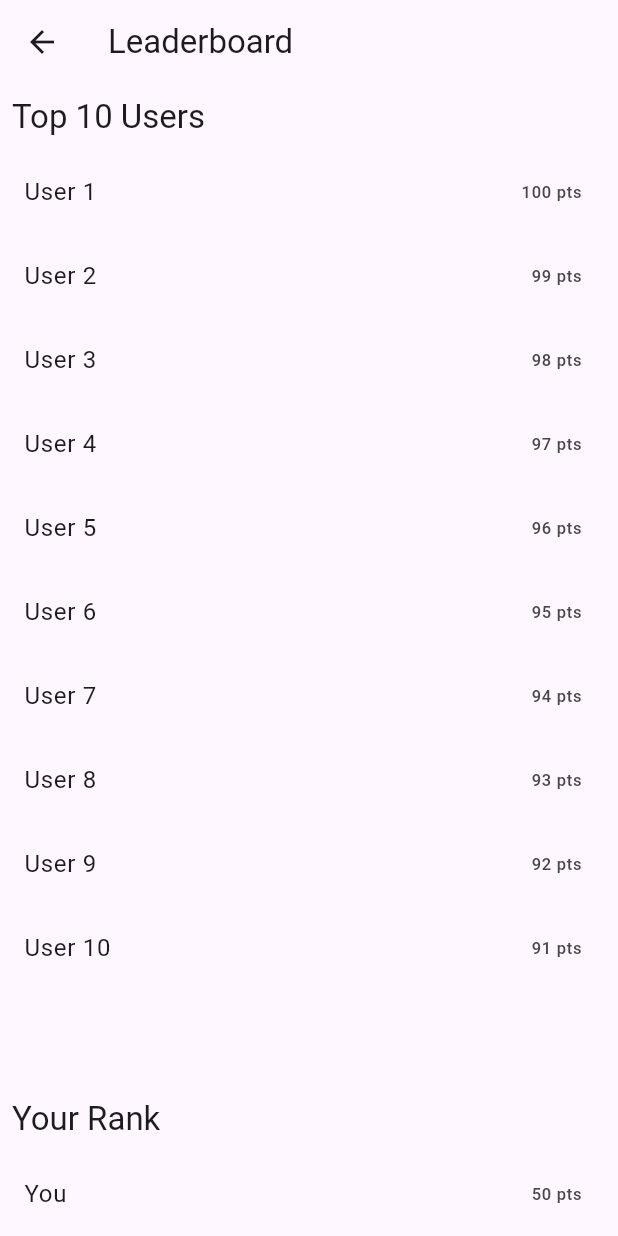
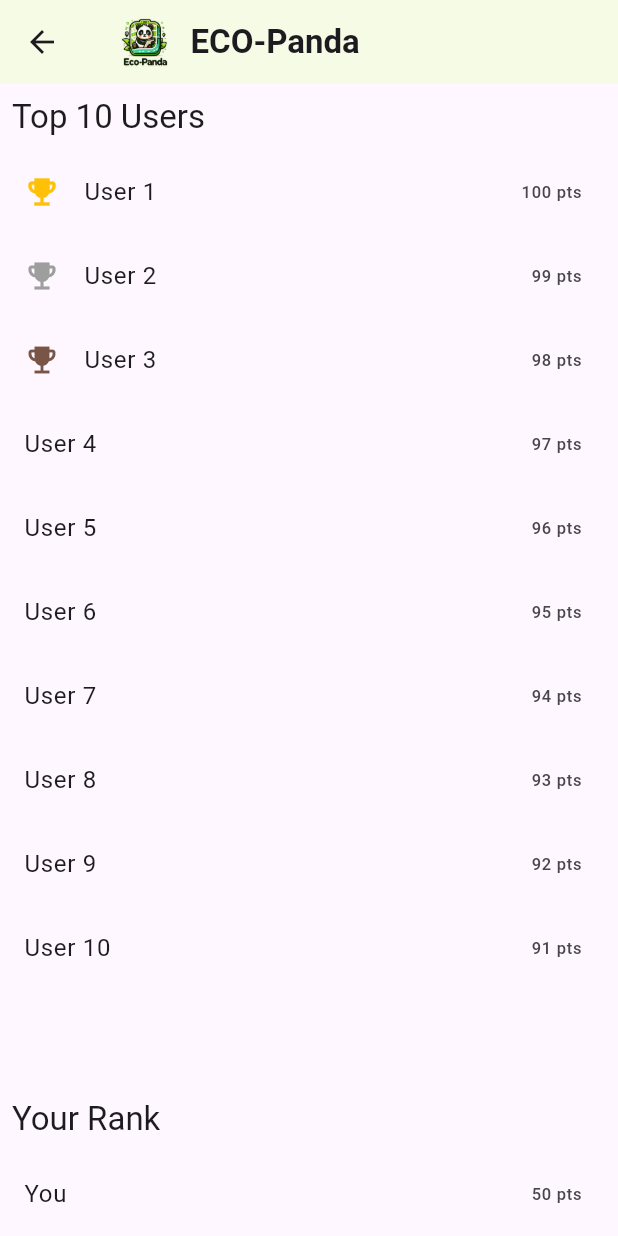
Before and after one commit to ThePandaGroup/Eco-Panda, a Flutter app: the screen it shows after launch, after a tap on "See All Leaderboards", on a phone screen of 412 x 824 dp. Run offline on Flutter 3.47's test engine with Material 3 defaults, Android fonts, the phone set to English and light mode, and no system bars; our stand-ins replace geolocator, google_maps_flutter.

Commit message:
fixed homepage leaderboards, and the leaderboards page

```diff
--- a/eco_panda/lib/ehomepage.dart
+++ b/eco_panda/lib/ehomepage.dart
@@ -124,7 +124,7 @@ class _EPandaHomepageState extends State<EPandaHomepage> {
                                   padding: EdgeInsets.symmetric(horizontal: 8, vertical: 4),
                                   tapTargetSize: MaterialTapTargetSize.shrinkWrap,
                                 ),
-                                child: Row(
+                                child: const Row(
                                   mainAxisSize: MainAxisSize.min,
                                   children: <Widget>[
                                     Text(' Plan route', style: TextStyle(fontSize: 12)),
@@ -138,36 +138,46 @@ class _EPandaHomepageState extends State<EPandaHomepage> {
                       ),
                     ),
                   ),
+
                   CustomContainerCard(
                     child: Column(
                       crossAxisAlignment: CrossAxisAlignment.start,
                       children: [
                         const Text(
                           'Your Rank',
-                          style: TextStyle(fontWeight: FontWeight.bold, fontSize: 16),
+                          style: TextStyle(fontWeight: FontWeight.bold, fontSize: 16, color: Colors.black),
                         ),
-                        SizedBox(height: 8),
-                        Text("109. John - 50 points"), // Need to actually pull from Database
+                        const SizedBox(height: 8),
+                        const Row(
+                          children: [
+                            Icon(Icons.leaderboard, color: Colors.green),
+                            SizedBox(width: 8),
+                            Text("109. John - 50 points", style: TextStyle(fontSize: 14, color: Colors.black)),
+                          ],
+                        ),
 
-                        // Add more static entries or a method to dynamically generate this list
-                        SizedBox(height: 8),
-                        TextButton(
-                          onPressed: () {
-                            Navigator.push(
-                              context,
-                              MaterialPageRoute(builder: (context) => ELeaderboards()),
-                            );
-                          },
-                          style: TextButton.styleFrom(
-                            foregroundColor: Colors.black, // Button text color
+                        const SizedBox(height: 16),
+                        Align(
+                          alignment: Alignment.centerRight,
+                          child: OutlinedButton(
+                            onPressed: () {
+                              Navigator.push(
+                                context,
+                                MaterialPageRoute(builder: (context) => const ELeaderboards()),
+                              );
+                            },
+                            child: const Row(
+                              mainAxisSize: MainAxisSize.min,
+                              children: [
+                                Text('See All Leaderboards'),
+                                Icon(Icons.arrow_forward_ios, size: 16.0),
+                              ],
+                            ),
                           ),
-                          child: Text('See All Leaderboards'),
                         ),
                       ],
                     ),
                   ),
-
-
                 ],
             ),
           ),
--- a/eco_panda/lib/eleaderboards.dart
+++ b/eco_panda/lib/eleaderboards.dart
@@ -1,3 +1,4 @@
+import 'package:eco_panda/page_template.dart';
 import 'package:flutter/material.dart';
 
 class ELeaderboards extends StatefulWidget {
@@ -9,24 +10,17 @@ class ELeaderboards extends StatefulWidget {
 
 class _ELeaderboardsState extends State<ELeaderboards> {
   Future<List<Map<String, dynamic>>> getGlobalLeaderboard() async {
-    // need to change so that it'll pull from database
     return List.generate(10, (index) => {"name": "User ${index + 1}", "points": 100 - index});
   }
 
   Future<Map<String, dynamic>> getUserRank() async {
-    // need to change so that it'll pull from database
     return {"name": "You", "points": 50};
-  }
-
-  @override
-  void initState() {
-    super.initState();
   }
 
   @override
   Widget build(BuildContext context) {
     return Scaffold(
-      appBar: AppBar(title: Text('Leaderboard')),
+      appBar: CustomAppBar(),
       body: Column(
         crossAxisAlignment: CrossAxisAlignment.start,
         children: [
@@ -51,7 +45,16 @@ class _ELeaderboardsState extends State<ELeaderboards> {
                           itemCount: snapshot.data?.length ?? 0,
                           itemBuilder: (context, index) {
                             var entry = snapshot.data![index];
+                            Widget? leadingIcon;
+                            if (index == 0) {
+                              leadingIcon = Icon(Icons.emoji_events, color: Colors.amber);
+                            } else if (index == 1) {
+                              leadingIcon = Icon(Icons.emoji_events, color: Colors.grey);
+                            } else if (index == 2) {
+                              leadingIcon = Icon(Icons.emoji_events, color: Colors.brown);
+                            }
                             return ListTile(
+                              leading: leadingIcon,
                               title: Text(entry["name"]),
                               trailing: Text('${entry["points"]} pts'),
                             );
@@ -88,3 +91,9 @@ class _ELeaderboardsState extends State<ELeaderboards> {
     );
   }
 }
+
+extension on Colors {
+  static const Color gold = Color(0xFFFFD700);
+  static const Color silver = Color(0xFFC0C0C0);
+  static const Color bronze = Color(0xFFCD7F32);
+}
```
